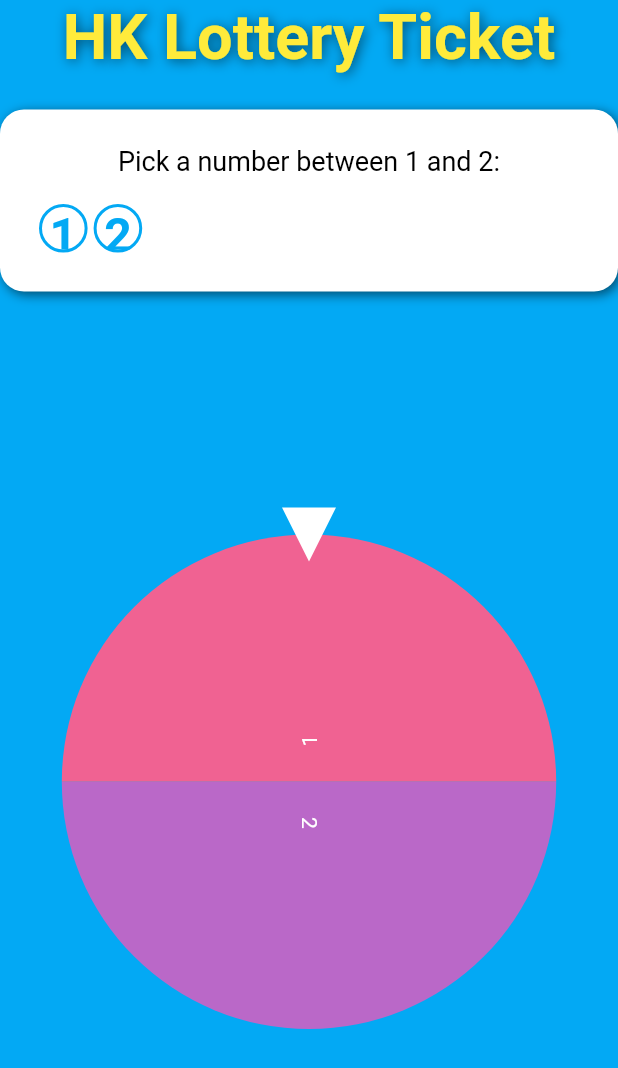
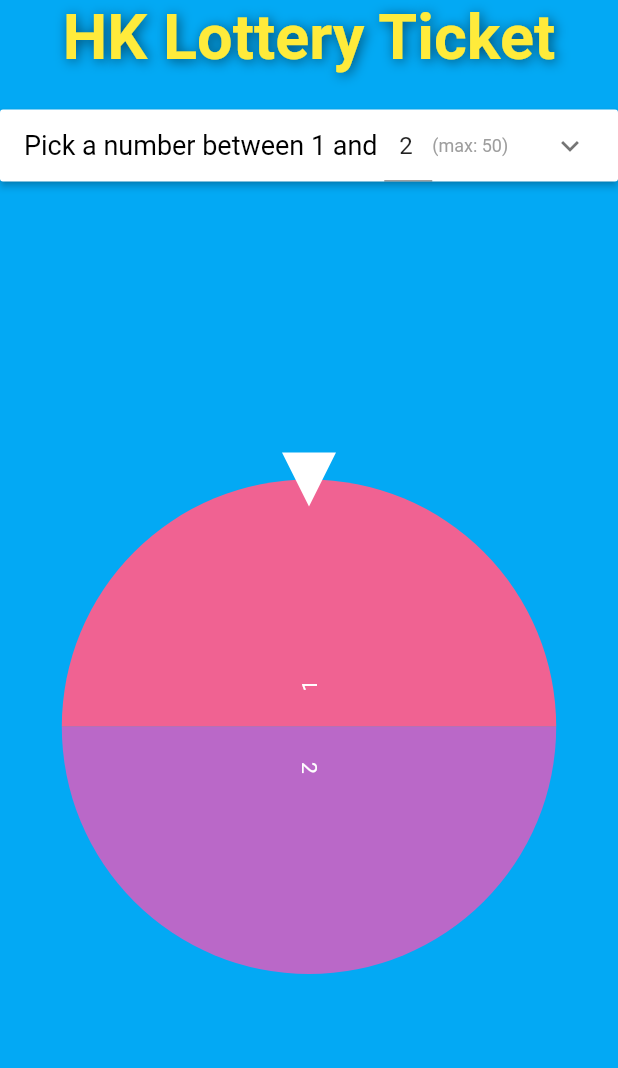
Before and after one commit to WWE988/blockchain, a Flutter app: the screen it shows after launch, on a phone screen of 412 x 824 dp. Shown: the top 1068 px of the screen. Run offline on Flutter 3.47's test engine with Material 2 defaults, Android fonts, the phone set to English and light mode, and no system bars; drawn by our look-alikes of flutter_fortune_wheel; our stand-ins replace confetti.

Commit message:
editable max number and placed in expansion panel

```diff
--- a/lib/main.dart
+++ b/lib/main.dart
@@ -5,6 +5,7 @@ import 'dart:math';
 
 import 'package:confetti/confetti.dart';
 import 'package:flutter/material.dart';
+import 'package:flutter/services.dart';
 import 'package:flutter_fortune_wheel/flutter_fortune_wheel.dart';
 
 void main() => runApp(MyApp());
@@ -36,6 +37,24 @@ class _HomeState extends State<Home> {
   StreamController<int> prizeController = StreamController<int>();
   ConfettiController confettiController =
       ConfettiController(duration: Duration(seconds: 10));
+
+  TextEditingController totalNumberController = TextEditingController();
+
+  bool isPickerExpanded = false;
+
+  @override
+  void initState() {
+    totalNumberController.text = totalNumber.toString();
+    super.initState();
+  }
+
+  @override
+  void dispose() {
+    prizeController.close();
+    confettiController.dispose();
+    totalNumberController.dispose();
+    super.dispose();
+  }
 
   @override
   Widget build(BuildContext context) {
@@ -71,8 +90,23 @@ class _HomeState extends State<Home> {
                 child: FortuneWheel(
                   items: buildFortuneItems(pickedNumber, totalNumber),
                   onFling: () {
+                    if (pickedNumber == 0) {
+                      showDialog(
+                        context: context,
+                        builder: (context) => AlertDialog(
+                          title: Text("Pick a number first"),
+                          actions: [
+                            TextButton(
+                              child: Text("OK"),
+                              onPressed: () => Navigator.pop(context),
+                            ),
+                          ],
+                        ),
+                      );
+                    } else {
                       prizeNumber = Random().nextInt(totalNumber);
                       prizeController.add(prizeNumber);
+                    }
                   },
                   indicators: [
                     FortuneIndicator(
@@ -154,31 +188,62 @@ class _HomeState extends State<Home> {
     ); // This trailing comma makes auto-formatting nicer for build methods.
   }
 
-  Container numberPicker() {
-    return Container(
-      decoration: BoxDecoration(
-          color: Colors.white,
-          borderRadius: BorderRadius.all(Radius.circular(16)),
-          boxShadow: [
-            BoxShadow(
-                offset: Offset(2, 2), blurRadius: 6, color: Colors.black54)
-          ]),
-      padding: EdgeInsets.all(24),
-      alignment: Alignment.center,
-      child: Column(
+  Widget numberPicker() {
+    return ExpansionPanelList(
+      /// Since we have only one panel, we can ignore the panelIndex provided here.
+      /// Then update the expand flag variable when user tapped the "expand" button.
+      expansionCallback: (panelIndex, isExpanded) =>
+          setState(() => isPickerExpanded = !isExpanded),
+
       children: [
-          Text('Pick a number between 1 and $totalNumber:',
+        ExpansionPanel(
+          isExpanded: isPickerExpanded,
+          headerBuilder: (context, isExpanded) => Row(
+            children: [
+              SizedBox(width: 16),
+              Text('Pick a number between 1 and ',
                   style: TextStyle(fontSize: 18, color: Colors.black)),
-          SizedBox(height: 16),
-          numberGrids(),
+              SizedBox(
+                width: 32,
+                child: TextFormField(
+                  controller: totalNumberController,
+                  onChanged: (value) {
+                    setState(() {
+                      if (int.tryParse(value) != null) {
+                        if (int.parse(value) > 50) {
+                          totalNumber = 50;
+                        } else if (int.parse(value) > 1) {
+                          totalNumber = int.parse(value);
+                        }
+                      }
+                      pickedNumber = 0;
+                    });
+                  },
+                  textAlign: TextAlign.center,
+                  keyboardType: TextInputType.number,
+                  decoration: InputDecoration(border: UnderlineInputBorder()),
+                  inputFormatters: [
+                    // only accept integers
+                    FilteringTextInputFormatter.allow(RegExp(r'[0-9]'))
                   ],
                 ),
+              ),
+              Text('(max: 50)',
+                  style: TextStyle(fontSize: 12, color: Colors.grey)),
+            ],
+          ),
+          body: Padding(
+            padding: const EdgeInsets.only(left: 8, right: 8, bottom: 24),
+            child: numberGrids(),
+          ),
+        )
+      ],
     );
   }
 
   Widget numberGrids() {
     return GridView.builder(
-      padding: EdgeInsets.all(2),
+      padding: EdgeInsets.zero,
       physics: NeverScrollableScrollPhysics(),
       shrinkWrap: true,
       gridDelegate: SliverGridDelegateWithFixedCrossAxisCount(
@@ -188,19 +253,16 @@ class _HomeState extends State<Home> {
       ),
       itemCount: totalNumber,
       itemBuilder: (context, index) {
-        return Container(
-          decoration: BoxDecoration(
-            border: Border.all(color: Colors.lightBlue, width: 2),
-            shape: BoxShape.circle,
+        return Material(
+          shape: CircleBorder(
+            side: BorderSide(color: Colors.lightBlue, width: 2),
           ),
-          child: Material(
-            borderRadius: BorderRadius.circular(90),
-            color: pickedNumber - 1 == index
-                ? Colors.grey[300]
-                : Colors.transparent,
+          color:
+              pickedNumber - 1 == index ? Colors.grey[300] : Colors.transparent,
           child: InkWell(
             onTap: () => setState(() => pickedNumber = index + 1),
-              borderRadius: BorderRadius.circular(90),
+            customBorder: CircleBorder(),
+            splashColor: Colors.grey[100],
             onHover: (hovered) {},
             child: Center(
               child: Text(
@@ -209,7 +271,6 @@ class _HomeState extends State<Home> {
                   fontSize: 32,
                   color: Colors.lightBlue,
                   fontWeight: FontWeight.bold,
-                  ),
                 ),
               ),
             ),
```
Lines whose indentation alone changed are shown as unchanged.
